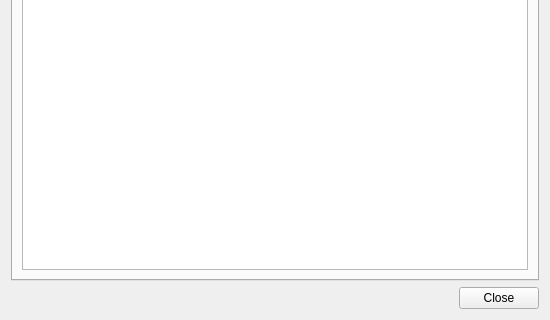
First picture: the form in src/mainwindow/roomeditattrdlg.ui, repository MUME/MMapper, before the edit; both pictures show x 0 to 550 and y 230 to 550 of the 550 by 550 pixel window.
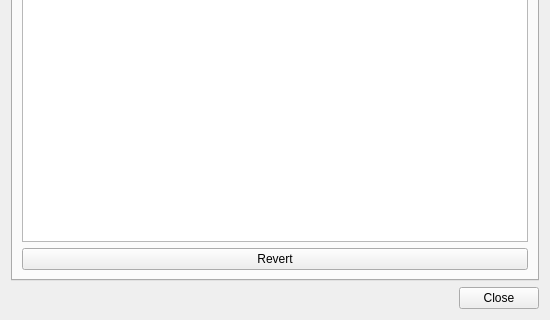
Second picture: the form after the edit. The open tabs and pages were chosen to show the change. Icons and pictures are not drawn.

Commit message: add revert button

The edit to the form file:
```diff
--- a/src/mainwindow/roomeditattrdlg.ui
+++ b/src/mainwindow/roomeditattrdlg.ui
@@ -1483,6 +1483,13 @@
          </property>
         </widget>
        </item>
+       <item>
+        <widget class="QPushButton" name="revertDiffButton">
+         <property name="text">
+          <string>Revert</string>
+         </property>
+        </widget>
+       </item>
       </layout>
      </widget>
     </widget>
```
Left out of the diff: 2 changed lines with no effect on the pictures. The commit also changes 2 other files.
